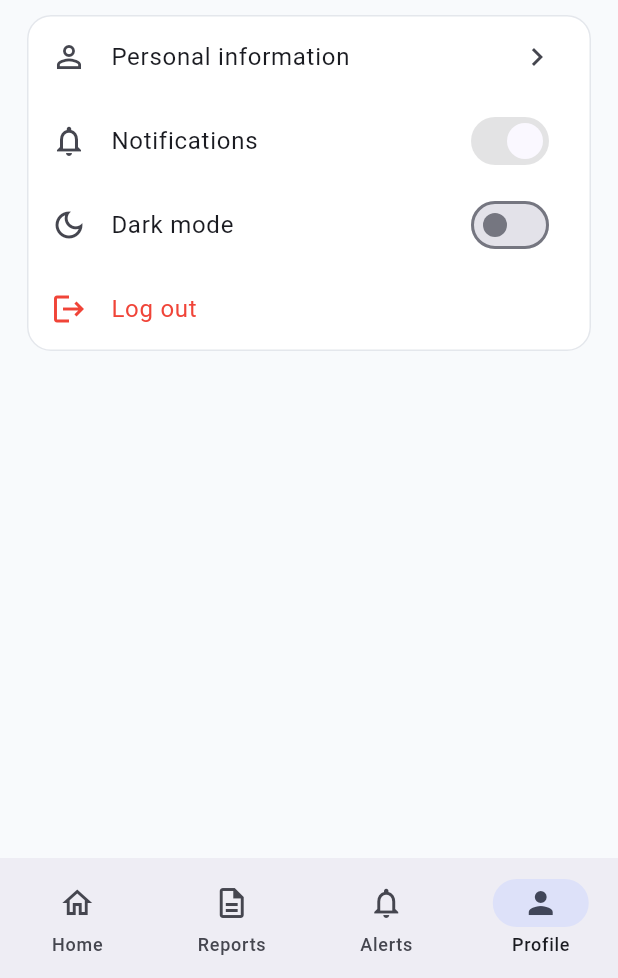
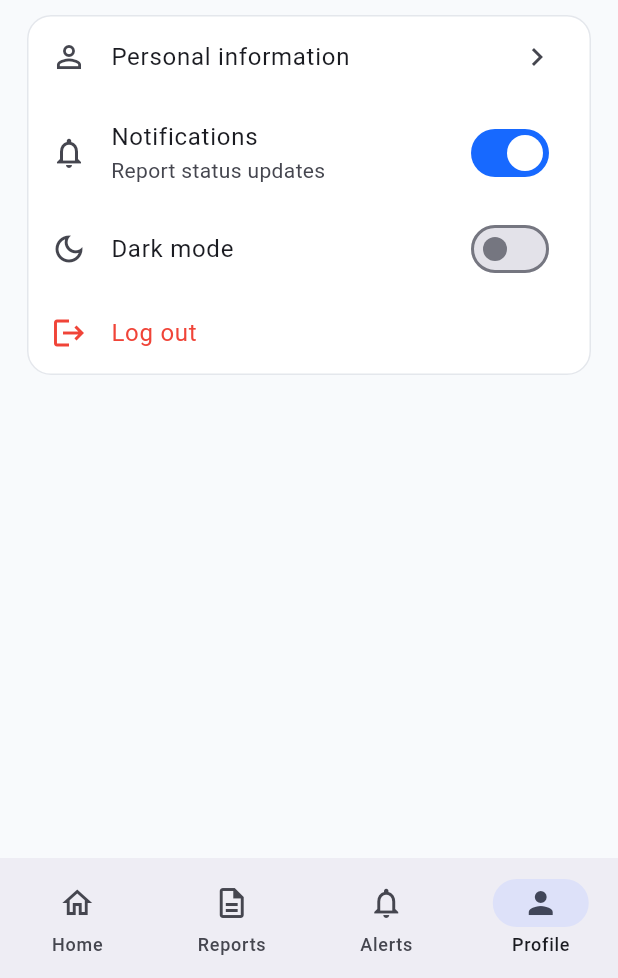
Before and after one commit to sudarshan11622/Road_Care, a Flutter app: the CitizenShell screen opened by its route, item 4 of the bottom bar chosen, on a phone screen of 412 x 824 dp, the part 258-1236 px from its top. Run offline on Flutter 3.47's test engine with Material 3 defaults, Android fonts, the light colour scheme and no system bars; our stand-ins replace flutter_map, geolocator, image_picker, latlong2, shared_preferences; accounts and stored records are empty; Roboto replaces fonts that are missing (Arial).

Commit message:
some changes

```diff
--- a/lib/Sudarshan/citizen/profile_screen.dart
+++ b/lib/Sudarshan/citizen/profile_screen.dart
@@ -175,7 +175,8 @@ class ProfileScreen extends StatelessWidget {
                 ),
               ),
             ),
-          if (state.citizenEmail.isNotEmpty || state.citizenAddress.isNotEmpty)
+            if (state.citizenEmail.isNotEmpty ||
+                state.citizenAddress.isNotEmpty)
               Card(
                 child: Column(
                   children: [
@@ -204,10 +205,14 @@ class ProfileScreen extends StatelessWidget {
                     trailing: const Icon(Icons.chevron_right),
                     onTap: () => _editProfile(context, state),
                   ),
-                const ListTile(
-                  leading: Icon(Icons.notifications_none),
-                  title: Text('Notifications'),
-                  trailing: Switch(value: true, onChanged: null),
+                  ListTile(
+                    leading: const Icon(Icons.notifications_none),
+                    title: const Text('Notifications'),
+                    subtitle: const Text('Report status updates'),
+                    trailing: Switch(
+                      value: state.citizenNotificationsEnabled,
+                      onChanged: state.setCitizenNotificationsEnabled,
+                    ),
                   ),
                   ListTile(
                     leading: const Icon(Icons.dark_mode_outlined),
--- a/lib/app.dart
+++ b/lib/app.dart
@@ -46,8 +46,8 @@ class _RoadCareAppState extends State<RoadCareApp> {
           return MaterialApp(
             debugShowCheckedModeBanner: false,
             title: 'RoadCare',
-            theme: AppTheme.light.copyWith(useMaterial3: true),
-            darkTheme: AppTheme.darkTheme.copyWith(useMaterial3: true),
+            theme: AppTheme.light,
+            darkTheme: AppTheme.darkTheme,
             themeMode: session.isDarkMode ? ThemeMode.dark : ThemeMode.light,
             builder: (context, child) {
               final media = MediaQuery.of(context);
```
Also changed, not shown: lib/Sudarshan/citizen/report_flow_screen.dart (+32 -4 lines), lib/screens/welcome_screen.dart (+27 -10 lines), lib/state/app_state.dart (+15 -0 lines), lib/widgets/common.dart (+8 -6 lines), 3 other files. Lines whose indentation alone changed are shown as unchanged.
